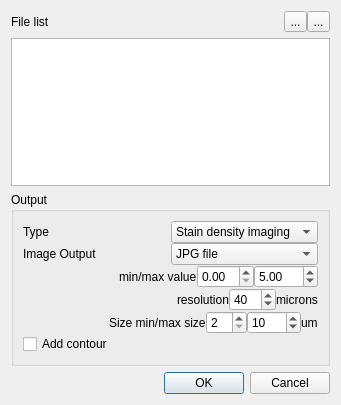
Old version of the form gen_dialog.ui in the repository frankyeh/WSRecognizer.
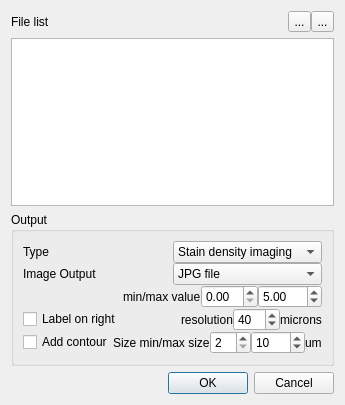
New version of the form. Icons and pictures are not drawn.

Patch:
```diff
--- a/gen_dialog.ui
+++ b/gen_dialog.ui
@@ -196,6 +196,13 @@
            <property name="spacing">
             <number>0</number>
            </property>
+           <item>
+            <widget class="QCheckBox" name="label_on_right">
+             <property name="text">
+              <string>Label on right</string>
+             </property>
+            </widget>
+           </item>
            <item>
             <spacer name="horizontalSpacer_2">
              <property name="orientation">
@@ -249,6 +256,13 @@
         <property name="spacing">
          <number>0</number>
         </property>
+        <item>
+         <widget class="QCheckBox" name="contour">
+          <property name="text">
+           <string>Add contour</string>
+          </property>
+         </widget>
+        </item>
         <item>
          <spacer name="horizontalSpacer">
           <property name="orientation">
@@ -304,13 +318,6 @@
         </item>
        </layout>
       </item>
-      <item>
-       <widget class="QCheckBox" name="contour">
-        <property name="text">
-         <string>Add contour</string>
-        </property>
-       </widget>
-      </item>
      </layout>
     </widget>
    </item>
```
